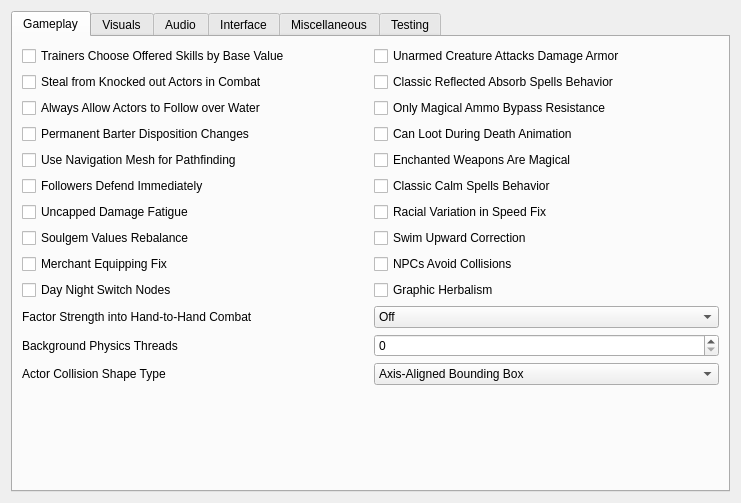
This is apps/launcher/ui/settingspage.ui in nikamigaming-create/nikami-openmw-lab as Qt 5 draws it before an edit. The edited form follows.
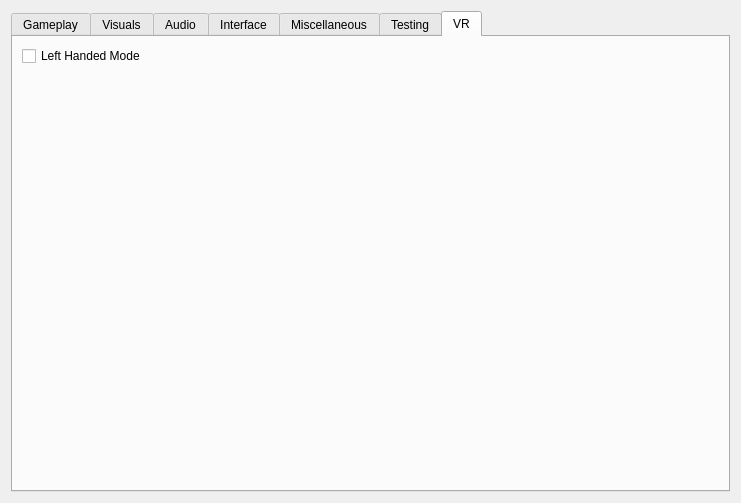
This is the edited form. The open tabs and pages were chosen to show the change.

Commit message: Support for left handed mode.

What changed in the file:
```diff
--- a/apps/launcher/ui/settingspage.ui
+++ b/apps/launcher/ui/settingspage.ui
@@ -1634,6 +1634,37 @@
        </item>
       </layout>
      </widget>
+     <widget class="QWidget" name="VR">
+      <attribute name="title">
+       <string>VR</string>
+      </attribute>
+      <layout class="QVBoxLayout" name="verticalLayout_2">
+       <item>
+        <layout class="QGridLayout" name="gridLayout_2">
+         <item row="0" column="0">
+          <widget class="QCheckBox" name="leftHandedModeCheckBox">
+           <property name="text">
+            <string>Left Handed Mode</string>
+           </property>
+          </widget>
+         </item>
+         <item row="1" column="0">
+          <spacer name="verticalSpacerVR">
+           <property name="orientation">
+            <enum>Qt::Orientation::Vertical</enum>
+           </property>
+           <property name="sizeHint" stdset="0">
+            <size>
+             <width>20</width>
+             <height>40</height>
+            </size>
+           </property>
+          </spacer>
+         </item>
+        </layout>
+       </item>
+      </layout>
+     </widget>
     </widget>
    </item>
   </layout>
```
Left out of the diff: 30 changed lines with no effect on the pictures. Lines whose indentation alone changed are shown as unchanged. The commit also changes 21 other files.
